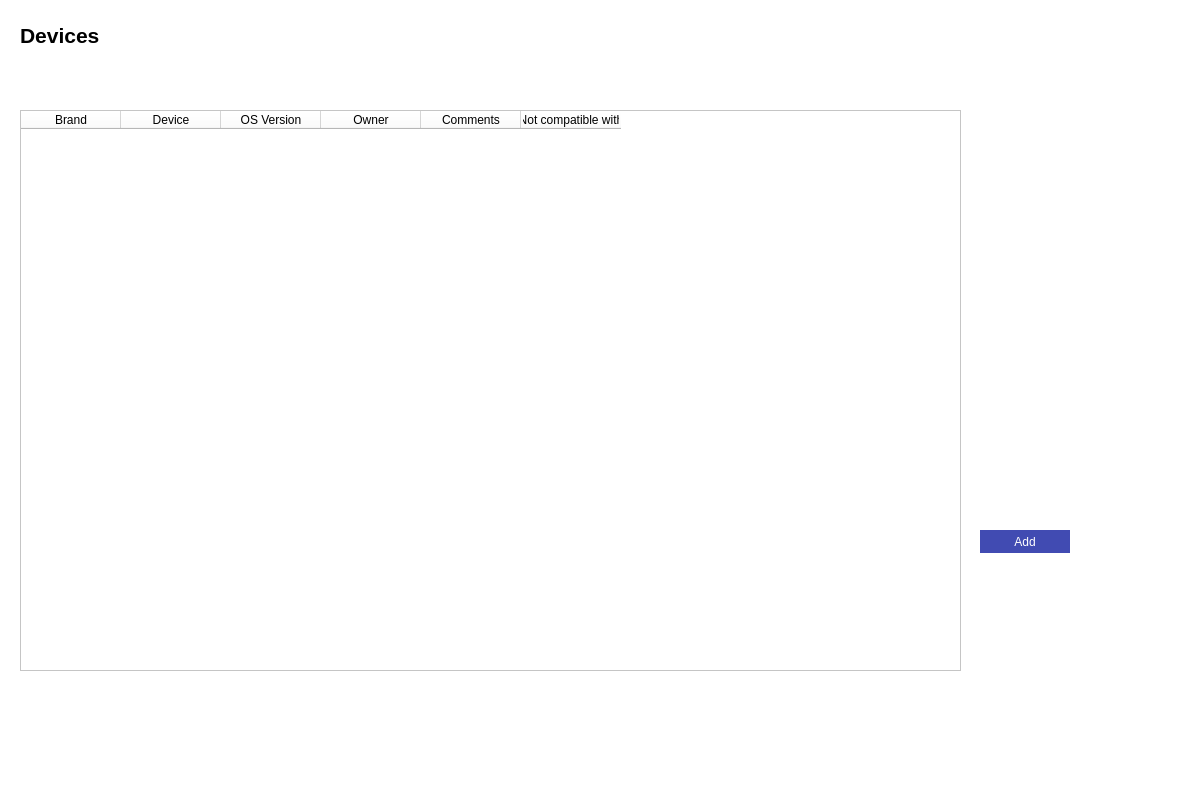
Above: devices.ui from fedulovs/InventoryUI before the change. Below: the same form after it.
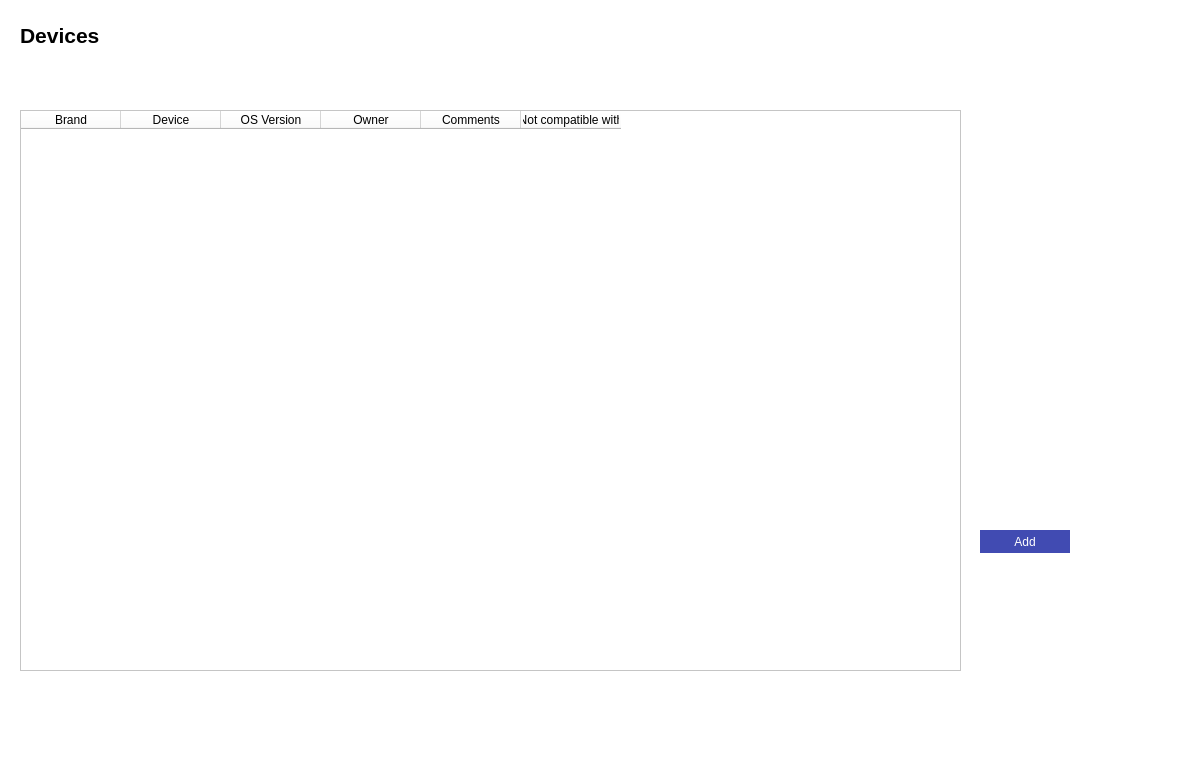
That is the form after the change.

Commit message: Add device details screen and device confirmation screen

```diff
--- a/devices.ui
+++ b/devices.ui
@@ -6,8 +6,8 @@
    <rect>
     <x>0</x>
     <y>0</y>
-    <width>1200</width>
-    <height>800</height>
+    <width>1192</width>
+    <height>783</height>
    </rect>
   </property>
   <property name="windowTitle">
```
The commit also changes 4 other files.
